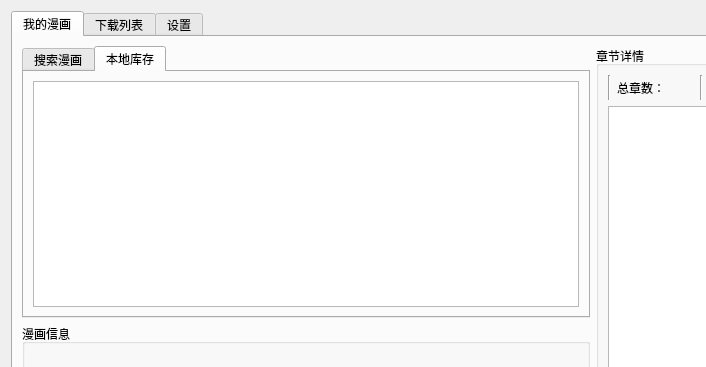
Qt form src/ui/mainWidget.ui (Zeal-L/BiliBili-Manga-Downloader) before a commit; both pictures show x 0 to 706 and y 0 to 367 of the 1185 by 704 pixel window.
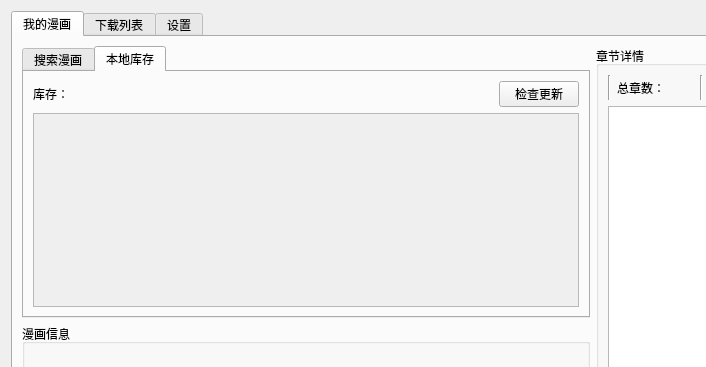
The same form after that commit. The open tabs and pages were chosen to show the change. Icons and pictures are not drawn.

Commit message: :rocket::lipstick: 完成我的库存UI以及相关事件绑定

```diff
--- a/src/ui/mainWidget.ui
+++ b/src/ui/mainWidget.ui
@@ -103,9 +103,55 @@
             <attribute name="title">
              <string>本地库存</string>
             </attribute>
-            <layout class="QVBoxLayout" name="verticalLayout_10">
+            <layout class="QVBoxLayout" name="verticalLayout_10" stretch="0,0">
              <item>
-              <widget class="QListWidget" name="listWidget_local_storage"/>
+              <layout class="QHBoxLayout" name="horizontalLayout">
+               <item>
+                <widget class="QLabel" name="label_myLibrary_count">
+                 <property name="text">
+                  <string>库存：</string>
+                 </property>
+                </widget>
+               </item>
+               <item>
+                <spacer name="horizontalSpacer_3">
+                 <property name="orientation">
+                  <enum>Qt::Horizontal</enum>
+                 </property>
+                 <property name="sizeHint" stdset="0">
+                  <size>
+                   <width>40</width>
+                   <height>20</height>
+                  </size>
+                 </property>
+                </spacer>
+               </item>
+               <item>
+                <widget class="QPushButton" name="pushButton_myLibrary_update">
+                 <property name="text">
+                  <string>检查更新</string>
+                 </property>
+                </widget>
+               </item>
+              </layout>
+             </item>
+             <item>
+              <widget class="QScrollArea" name="scrollArea_myLibrary">
+               <property name="widgetResizable">
+                <bool>true</bool>
+               </property>
+               <widget class="QWidget" name="scrollAreaWidgetContents_myLibrary">
+                <property name="geometry">
+                 <rect>
+                  <x>0</x>
+                  <y>0</y>
+                  <width>541</width>
+                  <height>191</height>
+                 </rect>
+                </property>
+                <layout class="QVBoxLayout" name="v_Layout_myLibrary"/>
+               </widget>
+              </widget>
              </item>
             </layout>
            </widget>
```
Left out of the diff: 4 changed lines with no effect on the pictures. The commit also changes 5 other files.
